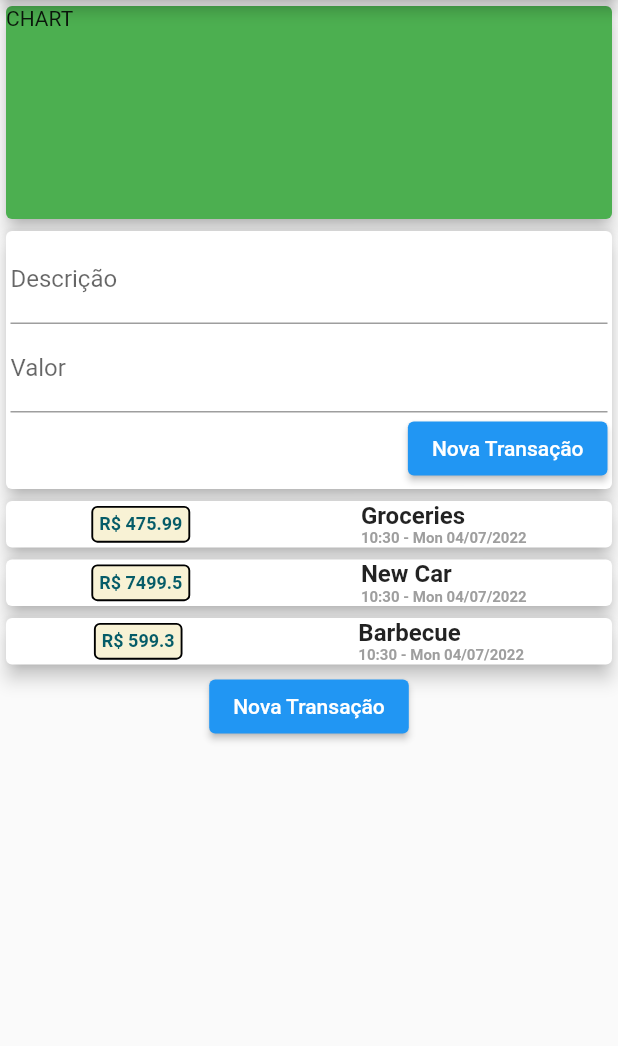
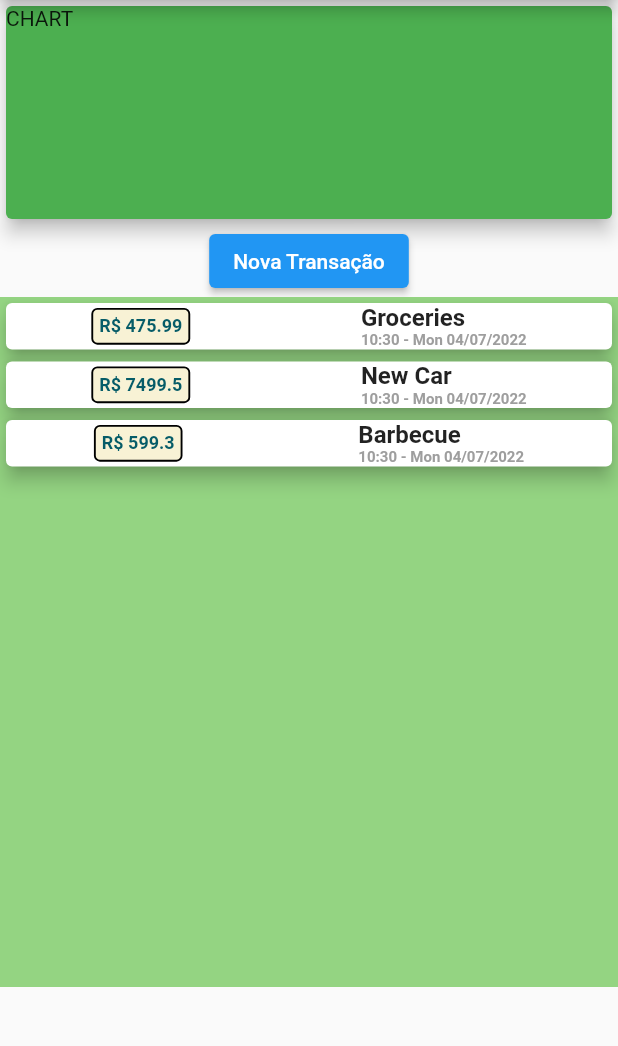
Before and after one commit to ivan-schneider/BePo, a Flutter app: the screen it shows after launch, on a phone screen of 412 x 824 dp, the part 84-1130 px from its top. Run offline on Flutter 3.47's test engine with Material 2 defaults, Android fonts, the phone set to English and light mode, and no system bars.

Commit message:
Formulário completo, limpando os campos depois de enviar

```diff
--- a/lib/main.dart
+++ b/lib/main.dart
@@ -22,7 +22,8 @@ class MyHomePage extends StatelessWidget {
       appBar: AppBar(
         title: const Text('BePo'),
       ),
-      body: Column(
+      body: SingleChildScrollView(
+        child: Column(
           children: <Widget>[
             Container(
               width: double.infinity,
@@ -36,6 +37,7 @@ class MyHomePage extends StatelessWidget {
             UserTransactions(),
           ],
         ),
+      ),
     );
   }
 }
--- a/lib/widgets/new_tx_button.dart
+++ b/lib/widgets/new_tx_button.dart
@@ -141,6 +141,8 @@ class AddTransactionState extends State<AddTransaction> {
                     if (_formKey.currentState!.validate()) {
                       widget.newTx(titleController.text,
                           double.parse(amountController.text));
+                      titleController.clear();
+                      amountController.clear();
                       Navigator.of(context).pop();
                     }
                   },
--- a/lib/widgets/transaction_list.dart
+++ b/lib/widgets/transaction_list.dart
@@ -11,9 +11,12 @@ class TransactionList extends StatelessWidget {
 
   @override
   Widget build(BuildContext context) {
-    return Column(
-      children: transactions.map((tx) {
-        return Card(
+    return Container(
+      height: 460,
+      color: Color.fromARGB(255, 148, 212, 130),
+      child: ListView.builder(
+        itemBuilder: (ctx, index) {
+          return Card(
             elevation: 5,
             child: Row(
               mainAxisAlignment: MainAxisAlignment.spaceAround,
@@ -26,7 +29,7 @@ class TransactionList extends StatelessWidget {
                   ),
                   padding: const EdgeInsets.all(4.0),
                   child: Text(
-                    'R\$ ${tx.amount}',
+                    'R\$ ${transactions[index].amount}',
                     style: const TextStyle(
                       fontWeight: FontWeight.bold,
                       fontSize: 12,
@@ -38,14 +41,15 @@ class TransactionList extends StatelessWidget {
                   crossAxisAlignment: CrossAxisAlignment.start,
                   children: <Widget>[
                     Text(
-                      tx.title,
+                      transactions[index].title,
                       style: const TextStyle(
                         fontWeight: FontWeight.bold,
                         fontSize: 16,
                       ),
                     ),
                     Text(
-                      DateFormat('H:mm - E dd/MM/y').format(tx.date),
+                      DateFormat('H:mm - E dd/MM/y')
+                          .format(transactions[index].date),
                       style: const TextStyle(
                         fontWeight: FontWeight.bold,
                         fontSize: 10,
@@ -55,8 +59,11 @@ class TransactionList extends StatelessWidget {
                   ],
                 )
               ],
-            ));
-      }).toList(),
+            ),
+          );
+        },
+        itemCount: transactions.length,
+      ),
     );
   }
 }
--- a/lib/widgets/user_transactions.dart
+++ b/lib/widgets/user_transactions.dart
@@ -49,9 +49,8 @@ class _UserTransactionsState extends State<UserTransactions> {
   Widget build(BuildContext context) {
     return Column(
       children: <Widget>[
-        NewTransaction(_addNewTransaction),
+        AddTransaction(_addNewTransaction),
         TransactionList(_userTransactions),
-        AddTransaction(_addNewTransaction),
       ],
     );
   }
```
Lines whose indentation alone changed are shown as unchanged.
